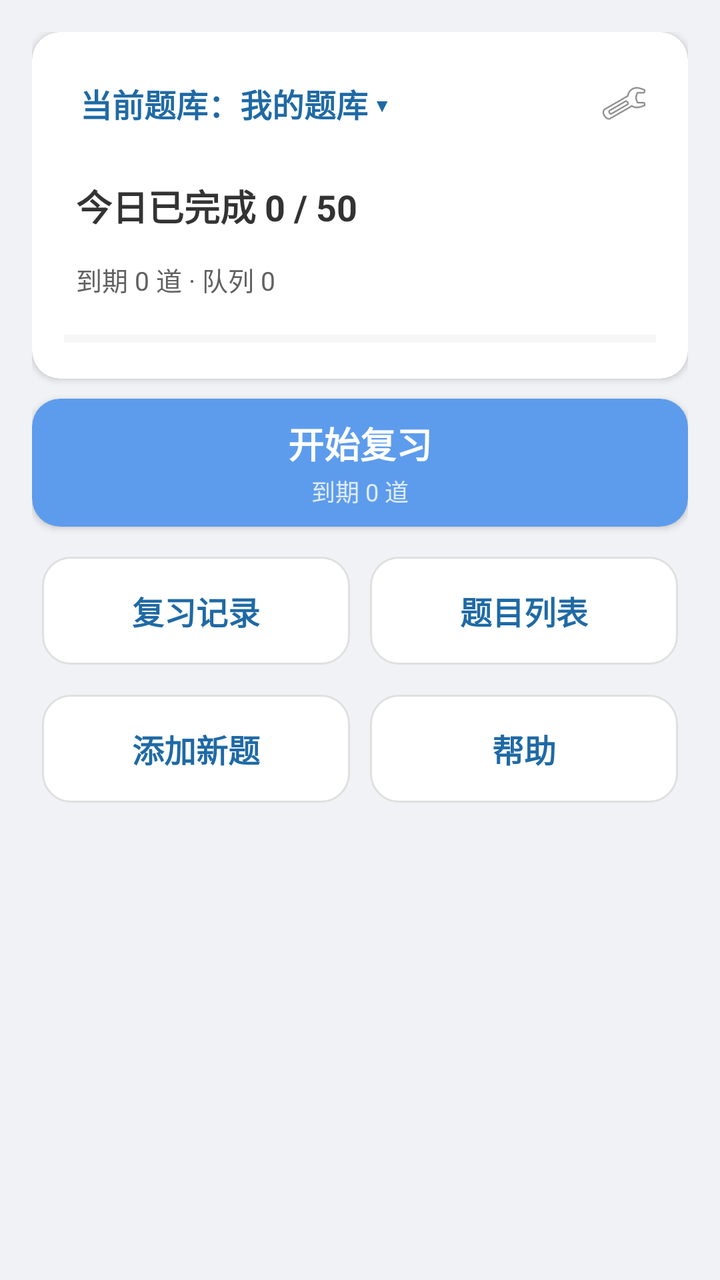
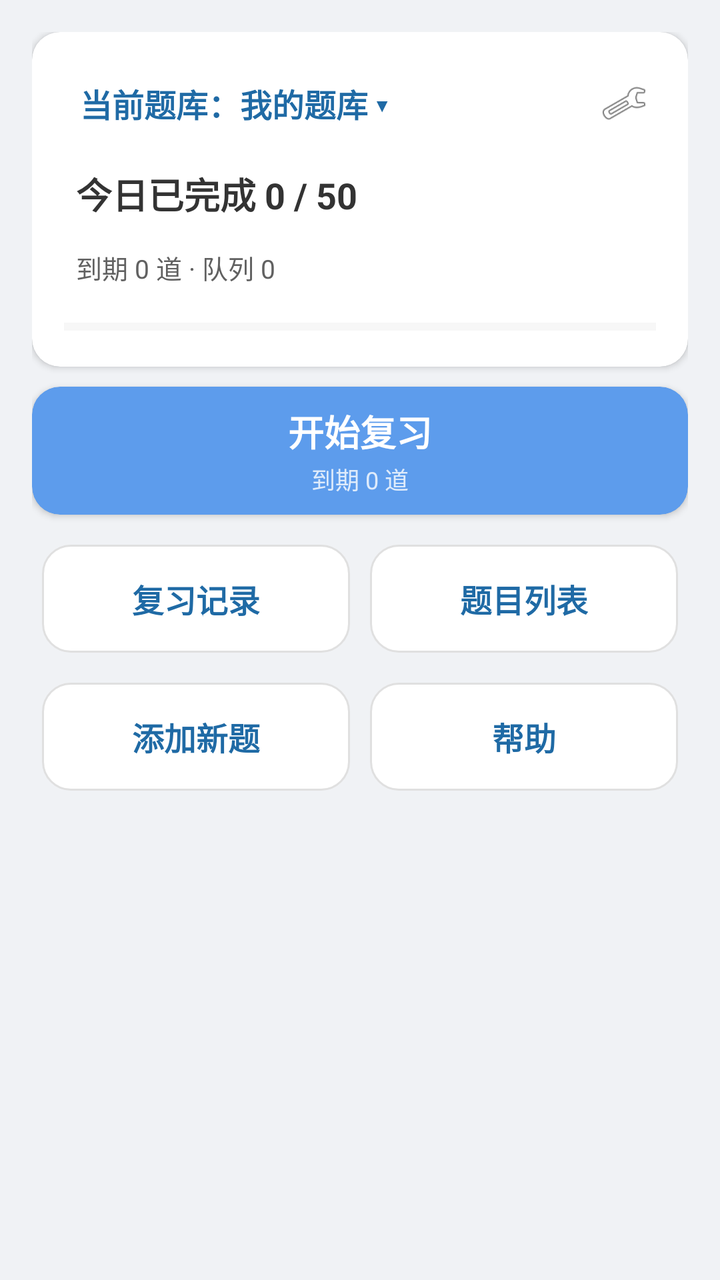

Compare the two renders of this Android layout. The source of the first and the diff that turns it into the second are given below.
<!-- AndroidManifest.xml: application theme Theme.Demo -->
<!-- res/layout/activity_main.xml -->
<?xml version="1.0" encoding="utf-8"?>
<ScrollView xmlns:android="http://schemas.android.com/apk/res/android"
    xmlns:app="http://schemas.android.com/apk/res-auto"
    android:layout_width="match_parent"
    android:layout_height="match_parent"
    android:background="@color/home_bg"
    android:fillViewport="true">

    <LinearLayout
        android:layout_width="match_parent"
        android:layout_height="wrap_content"
        android:orientation="vertical"
        android:padding="@dimen/home_padding"
        android:gravity="top|center_horizontal">

        
        <androidx.cardview.widget.CardView
            android:layout_width="match_parent"
            android:layout_height="wrap_content"
            app:cardBackgroundColor="@color/home_card"
            app:cardCornerRadius="@dimen/home_card_corner"
            android:layout_marginBottom="@dimen/home_card_margin">

            <LinearLayout
                android:layout_width="match_parent"
                android:layout_height="wrap_content"
                android:orientation="vertical"
                android:padding="@dimen/home_info_padding">

                <LinearLayout
                    android:layout_width="match_parent"
                    android:layout_height="wrap_content"
                    android:orientation="horizontal"
                    android:gravity="center_vertical">

                    <TextView
                        android:id="@+id/tv_current_bank"
                        android:layout_width="0dp"
                        android:layout_height="wrap_content"
                        android:layout_weight="1"
                        android:clickable="true"
                        android:focusable="true"
                        android:foreground="?attr/selectableItemBackground"
                        android:padding="8dp"
                        android:text="当前题库：我的题库 ▾"
                        android:textSize="16sp"
                        android:textStyle="bold"
                        android:textColor="@color/detail_primary" />

                    <ImageView
                        android:id="@+id/ic_setting"
                        android:layout_width="32dp"
                        android:layout_height="32dp"
                        android:clickable="true"
                        android:focusable="true"
                        android:foreground="?attr/selectableItemBackground"
                        android:padding="4dp"
                        android:contentDescription="设置"
                        android:src="@android:drawable/ic_menu_preferences" />
                </LinearLayout>

                <TextView
                    android:id="@+id/tv_today_main"
                    android:layout_width="match_parent"
                    android:layout_height="wrap_content"
                    android:layout_marginTop="12dp"
                    android:clickable="true"
                    android:focusable="true"
                    android:foreground="?attr/selectableItemBackground"
                    android:padding="6dp"
                    android:contentDescription="修改每日复习量"
                    android:text="今日已完成 0 / 50"
                    android:textSize="18sp"
                    android:textStyle="bold"
                    android:textColor="@color/home_text_primary" />

                <TextView
                    android:id="@+id/tv_today_sub"
                    android:layout_width="match_parent"
                    android:layout_height="wrap_content"
                    android:layout_marginTop="2dp"
                    android:clickable="true"
                    android:focusable="true"
                    android:foreground="?attr/selectableItemBackground"
                    android:padding="6dp"
                    android:text="到期 0 道 · 队列 0"
                    android:textSize="13sp"
                    android:textColor="@color/home_text_secondary" />

                <ProgressBar
                    android:id="@+id/progress_today"
                    style="?android:attr/progressBarStyleHorizontal"
                    android:layout_width="match_parent"
                    android:layout_height="@dimen/home_progress_height"
                    android:layout_marginTop="10dp"
                    android:max="100"
                    android:progress="0"
                    android:progressTint="@color/home_primary"
                    android:progressBackgroundTint="@color/home_stroke" />

                <LinearLayout
                    android:id="@+id/checkin_row"
                    android:layout_width="match_parent"
                    android:layout_height="wrap_content"
                    android:orientation="horizontal"
                    android:gravity="center_vertical"
                    android:layout_marginTop="10dp"
                    android:visibility="gone">

                    <TextView
                        android:id="@+id/tv_checkin"
                        android:layout_width="0dp"
                        android:layout_height="wrap_content"
                        android:layout_weight="1"
                        android:clickable="true"
                        android:focusable="true"
                        android:foreground="?attr/selectableItemBackground"
                        android:padding="6dp"
                        android:textSize="13sp"
                        android:textColor="@color/home_text_secondary" />

                    <ImageView
                        android:id="@+id/iv_checkin_calendar"
                        android:layout_width="32dp"
                        android:layout_height="32dp"
                        android:layout_gravity="end"
                        android:clickable="true"
                        android:focusable="true"
                        android:foreground="?attr/selectableItemBackground"
                        android:padding="4dp"
                        android:contentDescription="打卡日历"
                        android:src="@android:drawable/ic_menu_agenda" />
                </LinearLayout>

                <TextView
                    android:id="@+id/tv_empty_hint"
                    android:layout_width="match_parent"
                    android:layout_height="wrap_content"
                    android:layout_marginTop="8dp"
                    android:visibility="gone"
                    android:text="当前题库还没有题目，先添加新题吧"
                    android:textSize="13sp"
                    android:textColor="@color/detail_warn" />
            </LinearLayout>
        </androidx.cardview.widget.CardView>

        
        <androidx.cardview.widget.CardView
            android:id="@+id/btn_review"
            android:layout_width="match_parent"
            android:layout_height="@dimen/home_primary_height"
            android:clickable="true"
            android:focusable="true"
            app:cardBackgroundColor="@color/home_primary"
            app:cardCornerRadius="@dimen/home_card_corner"
            android:foreground="?attr/selectableItemBackground"
            android:contentDescription="开始复习"
            android:layout_marginBottom="@dimen/home_inner_margin">

            <LinearLayout
                android:layout_width="match_parent"
                android:layout_height="match_parent"
                android:orientation="vertical"
                android:gravity="center">

                <TextView
                    android:layout_width="wrap_content"
                    android:layout_height="wrap_content"
                    android:text="开始复习"
                    android:textColor="#FFFFFF"
                    android:textSize="18sp"
                    android:textStyle="bold" />

                <TextView
                    android:id="@+id/tv_review_sub"
                    android:layout_width="wrap_content"
                    android:layout_height="wrap_content"
                    android:layout_marginTop="2dp"
                    android:text="到期 0 道"
                    android:textColor="@color/home_on_primary_secondary"
                    android:textSize="12sp" />
            </LinearLayout>
        </androidx.cardview.widget.CardView>

        
        <LinearLayout
            android:layout_width="match_parent"
            android:layout_height="wrap_content"
            android:orientation="horizontal"
            android:layout_marginTop="@dimen/home_inner_margin">

            <LinearLayout
                android:id="@+id/btn_history"
                android:layout_width="0dp"
                android:layout_height="@dimen/home_secondary_height"
                android:layout_weight="1"
                android:clickable="true"
                android:focusable="true"
                android:background="@drawable/bg_home_secondary"
                android:foreground="?attr/selectableItemBackground"
                android:contentDescription="复习记录"
                android:gravity="center"
                android:layout_margin="@dimen/home_inner_margin">

                <TextView
                    android:layout_width="wrap_content"
                    android:layout_height="wrap_content"
                    android:text="复习记录"
                    android:textColor="@color/detail_primary"
                    android:textSize="16sp"
                    android:textStyle="bold" />
            </LinearLayout>

            <LinearLayout
                android:id="@+id/btn_bank"
                android:layout_width="0dp"
                android:layout_height="@dimen/home_secondary_height"
                android:layout_weight="1"
                android:clickable="true"
                android:focusable="true"
                android:background="@drawable/bg_home_secondary"
                android:foreground="?attr/selectableItemBackground"
                android:contentDescription="题目列表"
                android:gravity="center"
                android:layout_margin="@dimen/home_inner_margin">

                <TextView
                    android:layout_width="wrap_content"
                    android:layout_height="wrap_content"
                    android:text="题目列表"
                    android:textColor="@color/detail_primary"
                    android:textSize="16sp"
                    android:textStyle="bold" />
            </LinearLayout>
        </LinearLayout>

        
        <LinearLayout
            android:layout_width="match_parent"
            android:layout_height="wrap_content"
            android:orientation="horizontal"
            android:layout_marginTop="@dimen/home_inner_margin">

            <LinearLayout
                android:id="@+id/btn_add"
                android:layout_width="0dp"
                android:layout_height="@dimen/home_secondary_height"
                android:layout_weight="1"
                android:clickable="true"
                android:focusable="true"
                android:background="@drawable/bg_home_secondary"
                android:foreground="?attr/selectableItemBackground"
                android:contentDescription="添加新题"
                android:gravity="center"
                android:layout_margin="@dimen/home_inner_margin">

                <TextView
                    android:layout_width="wrap_content"
                    android:layout_height="wrap_content"
                    android:text="添加新题"
                    android:textColor="@color/detail_primary"
                    android:textSize="16sp"
                    android:textStyle="bold" />
            </LinearLayout>

            <LinearLayout
                android:id="@+id/btn_help"
                android:layout_width="0dp"
                android:layout_height="@dimen/home_secondary_height"
                android:layout_weight="1"
                android:clickable="true"
                android:focusable="true"
                android:background="@drawable/bg_home_secondary"
                android:foreground="?attr/selectableItemBackground"
                android:contentDescription="帮助"
                android:gravity="center"
                android:layout_margin="@dimen/home_inner_margin">

                <TextView
                    android:layout_width="wrap_content"
                    android:layout_height="wrap_content"
                    android:text="帮助"
                    android:textColor="@color/detail_primary"
                    android:textSize="16sp"
                    android:textStyle="bold" />
            </LinearLayout>
        </LinearLayout>

    </LinearLayout>
</ScrollView>
<!-- resources referenced by this layout -->
<resources>
  <color name="detail_primary">#1F6AA5</color>
  <color name="detail_warn">#FF9800</color>
  <color name="home_bg">#F0F2F5</color>
  <color name="home_card">#FFFFFF</color>
  <color name="home_on_primary_secondary">#CCFFFFFF</color>
  <color name="home_primary">#5D9CEC</color>
  <color name="home_stroke">#E0E0E0</color>
  <color name="home_text_primary">#333333</color>
  <color name="home_text_secondary">#616161</color>
  <dimen name="home_card_corner">14dp</dimen>
  <dimen name="home_card_margin">10dp</dimen>
  <dimen name="home_info_padding">16dp</dimen>
  <dimen name="home_inner_margin">5dp</dimen>
  <dimen name="home_padding">16dp</dimen>
  <dimen name="home_primary_height">64dp</dimen>
  <dimen name="home_progress_height">8dp</dimen>
  <dimen name="home_secondary_height">54dp</dimen>
  <!-- drawable bg_home_secondary (drawable) -->
  <?xml version="1.0" encoding="utf-8"?>
  <shape xmlns:android="http://schemas.android.com/apk/res/android"
      android:shape="rectangle">
      <corners android:radius="@dimen/home_card_corner" />
      <solid android:color="@color/home_card" />
      <stroke android:width="1dp" android:color="@color/home_stroke" />
  </shape>
  <style name="Theme.Demo" parent="Base.Theme.Demo" />
  <style name="Base.Theme.Demo" parent="Theme.Material3.DayNight.NoActionBar">
          
          
      </style>
</resources>

<!-- the commit's change to res/layout/activity_main.xml (unified diff, before → after) -->
@@ -63,7 +63,7 @@
                     android:id="@+id/tv_today_main"
                     android:layout_width="match_parent"
                     android:layout_height="wrap_content"
-                    android:layout_marginTop="12dp"
+                    android:layout_marginTop="6dp"
                     android:clickable="true"
                     android:focusable="true"
                     android:foreground="?attr/selectableItemBackground"
